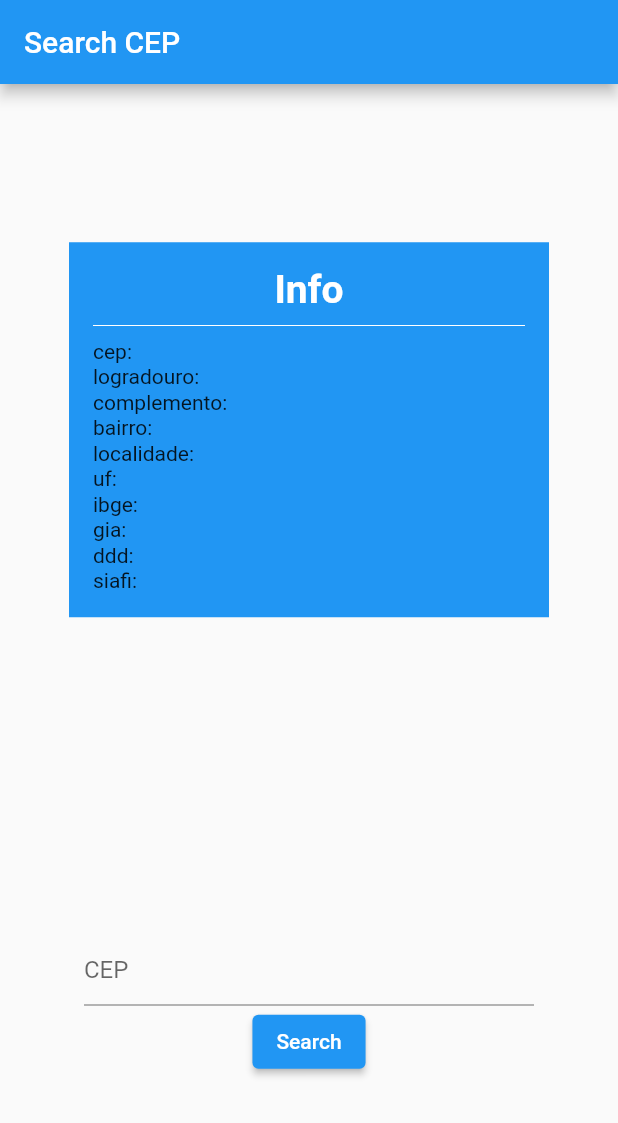
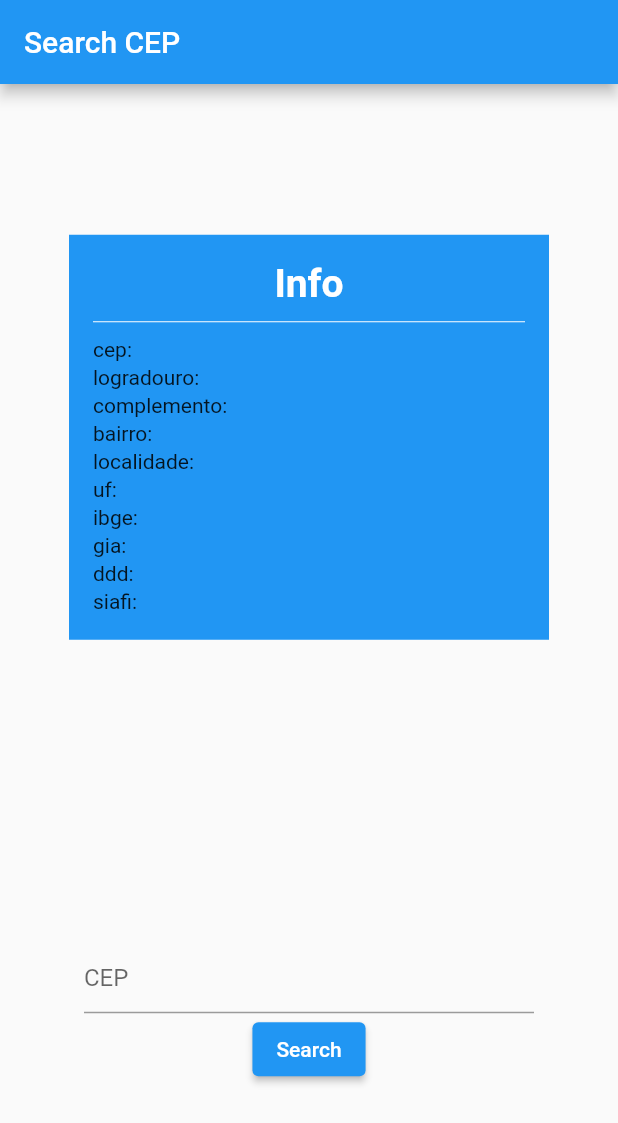
Before and after one commit to bezerrabruno/Estudos, a Flutter app: the screen it shows after launch, on a phone screen of 412 x 824 dp. Shown: the top 1123 px of the screen. Run offline on Flutter 3.47's test engine with Material 2 defaults, Android fonts, the phone set to English and light mode, and no system bars; our stand-ins replace bloc, dio, flutter_bloc, flutter_modular, responsive_sizer, sqflite; accounts and stored records are empty.

Commit message:
Update: adjustment lib.

```diff
--- a/testes_auto/lib/app/pages/cep_page.dart
+++ b/testes_auto/lib/app/pages/cep_page.dart
@@ -58,7 +58,7 @@ class _CepPageState extends State<CepPage> {
 
   Widget card() {
     return Container(
-      height: 250,
+      height: 270,
       width: 320,
       padding: const EdgeInsets.all(16),
       color: Theme.of(context).primaryColor,
--- a/testes_auto/pubspec.yaml
+++ b/testes_auto/pubspec.yaml
@@ -31,6 +31,8 @@ dependencies:
     sdk: flutter
 
   dio: ^4.0.4
+  mockito: ^5.0.17
+  http_mock_adapter: ^0.3.2
 
 
   # The following adds the Cupertino Icons font to your application.
@@ -40,9 +42,6 @@ dependencies:
 dev_dependencies:
   flutter_test:
     sdk: flutter
-
-  mockito: ^5.0.17
-  http_mock_adapter: ^0.3.2
 
   # The "flutter_lints" package below contains a set of recommended lints to
   # encourage good coding practices. The lint set provided by the package is
```
Also changed, not shown: testes_auto/pubspec.lock.
